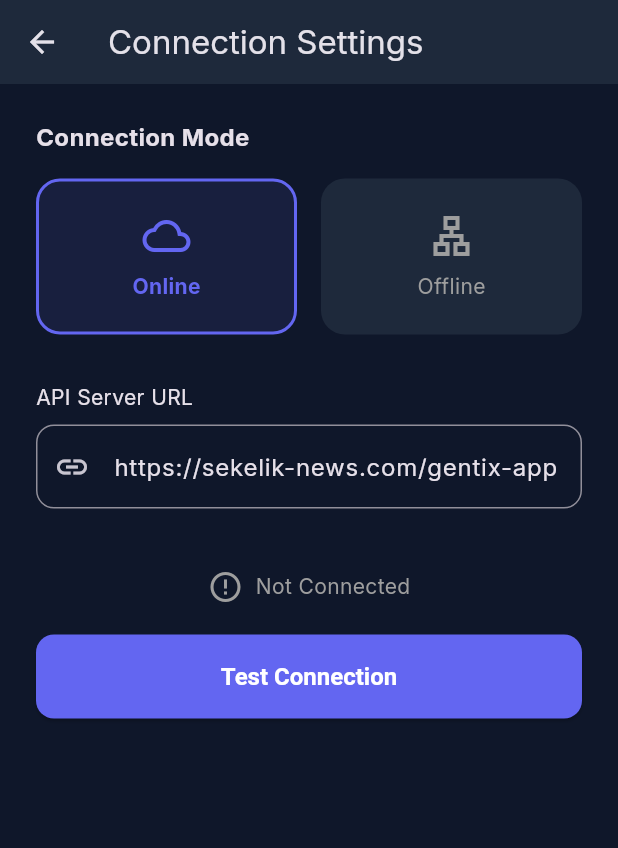
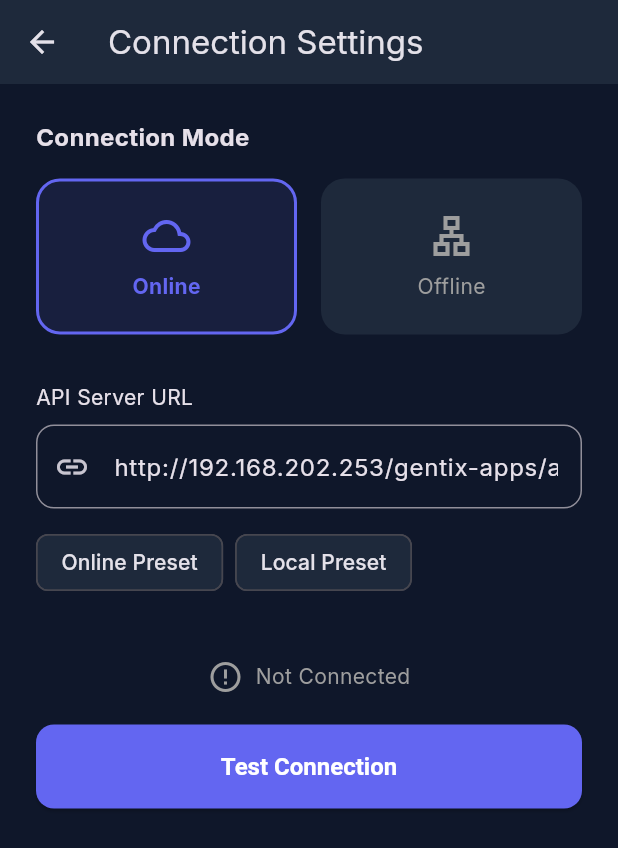
Before and after one commit to denis-dst/apps-gentix, a Flutter app: the SettingsScreen screen opened directly, on a phone screen of 412 x 824 dp. Shown: the top 848 px of the screen. Run offline on Flutter 3.47's test engine with Material 3 defaults, Android fonts, the phone set to English and light mode, and no system bars; our stand-ins replace animate_do, audioplayers, camera, dio, flutter_secure_storage, google_fonts and 3 more; missing offline and left inert: mobile_scanner; accounts and stored records are empty.

Commit message:
feat: implement connection settings screen with dynamic API configuration and provider management

```diff
--- a/lib/core/constants.dart
+++ b/lib/core/constants.dart
@@ -2,7 +2,9 @@ import 'package:flutter/material.dart';
 
 class AppConstants {
   static const String appName = 'GenTix Officer';
-  static const String apiBaseUrl = 'https://sekelik-news.com/gentix-apps/api';
+  static const String onlineApiUrl = 'https://sekelik-news.com/gentix-apps/api';
+  static const String localApiUrl = 'http://192.168.202.253/gentix-apps/api';
+  static const String apiBaseUrl = localApiUrl; // Default to local as previously requested
 
   // Colors
   static const Color primaryColor = Color(0xFF6366F1);
--- a/lib/providers/settings_provider.dart
+++ b/lib/providers/settings_provider.dart
@@ -6,8 +6,8 @@ class SettingsProvider extends ChangeNotifier {
   late SharedPreferences _prefs;
 
   bool _isOnline = true;
-  String _apiUrl = 'https://sekelik-news.com/gentix-apps/api';
-  String _localIp = '192.168.1.1';
+  String _apiUrl = 'http://192.168.202.253/gentix-apps/api';
+  String _localIp = '192.168.202.253';
   bool _isConnected = false;
 
   bool get isOnline => _isOnline;
@@ -26,29 +26,33 @@ class SettingsProvider extends ChangeNotifier {
   Future<void> init() async {
     _prefs = await SharedPreferences.getInstance();
     _isOnline = _prefs.getBool('isOnline') ?? true;
-    _apiUrl = _prefs.getString('apiUrl') ?? 'https://sekelik-news.com/gentix-apps/api';
-    _localIp = _prefs.getString('localIp') ?? '192.168.1.1';
+    _apiUrl = _prefs.getString('apiUrl') ?? 'http://192.168.202.253/gentix-apps/api';
+    _localIp = _prefs.getString('localIp') ?? '192.168.202.253';
     notifyListeners();
   }
 
   Future<void> setMode(bool online) async {
     _isOnline = online;
-    await _prefs.setBool('isOnline', online);
     _isConnected = false;
     notifyListeners();
   }
 
   Future<void> setApiUrl(String url) async {
     _apiUrl = url;
-    await _prefs.setString('apiUrl', url);
     _isConnected = false;
     notifyListeners();
   }
 
   Future<void> setLocalIp(String ip) async {
     _localIp = ip;
-    await _prefs.setString('localIp', ip);
     _isConnected = false;
+    notifyListeners();
+  }
+
+  Future<void> saveSettings() async {
+    await _prefs.setBool('isOnline', _isOnline);
+    await _prefs.setString('apiUrl', _apiUrl);
+    await _prefs.setString('localIp', _localIp);
     notifyListeners();
   }
 
--- a/lib/screens/settings/settings_screen.dart
+++ b/lib/screens/settings/settings_screen.dart
@@ -82,6 +82,26 @@ class _SettingsScreenState extends State<SettingsScreen> {
                 ),
                 onChanged: (val) => settings.setApiUrl(val),
               ),
+              const SizedBox(height: 12),
+              Row(
+                children: [
+                  ActionChip(
+                    label: const Text('Online Preset'),
+                    onPressed: () {
+                      _urlController.text = AppConstants.onlineApiUrl;
+                      settings.setApiUrl(AppConstants.onlineApiUrl);
+                    },
+                  ),
+                  const SizedBox(width: 8),
+                  ActionChip(
+                    label: const Text('Local Preset'),
+                    onPressed: () {
+                      _urlController.text = AppConstants.localApiUrl;
+                      settings.setApiUrl(AppConstants.localApiUrl);
+                    },
+                  ),
+                ],
+              ),
             ] else ...[
               const Text('Local Server IP'),
               const SizedBox(height: 8),
@@ -124,6 +144,26 @@ class _SettingsScreenState extends State<SettingsScreen> {
                       ? const CircularProgressIndicator(color: Colors.white)
                       : const Text('Test Connection'),
                   ),
+                  if (settings.isConnected) ...[
+                    const SizedBox(height: 16),
+                    ElevatedButton(
+                      style: ElevatedButton.styleFrom(
+                        backgroundColor: Colors.green,
+                        foregroundColor: Colors.white,
+                        minimumSize: const Size(double.infinity, 50),
+                      ),
+                      onPressed: () async {
+                        await settings.saveSettings();
+                        if (mounted) {
+                          ScaffoldMessenger.of(context).showSnackBar(
+                            const SnackBar(content: Text('Settings Saved Successfully!')),
+                          );
+                          Navigator.pop(context);
+                        }
+                      },
+                      child: const Text('Save Connection', style: TextStyle(fontWeight: FontWeight.bold)),
+                    ),
+                  ],
                 ],
               ),
             ),
```
